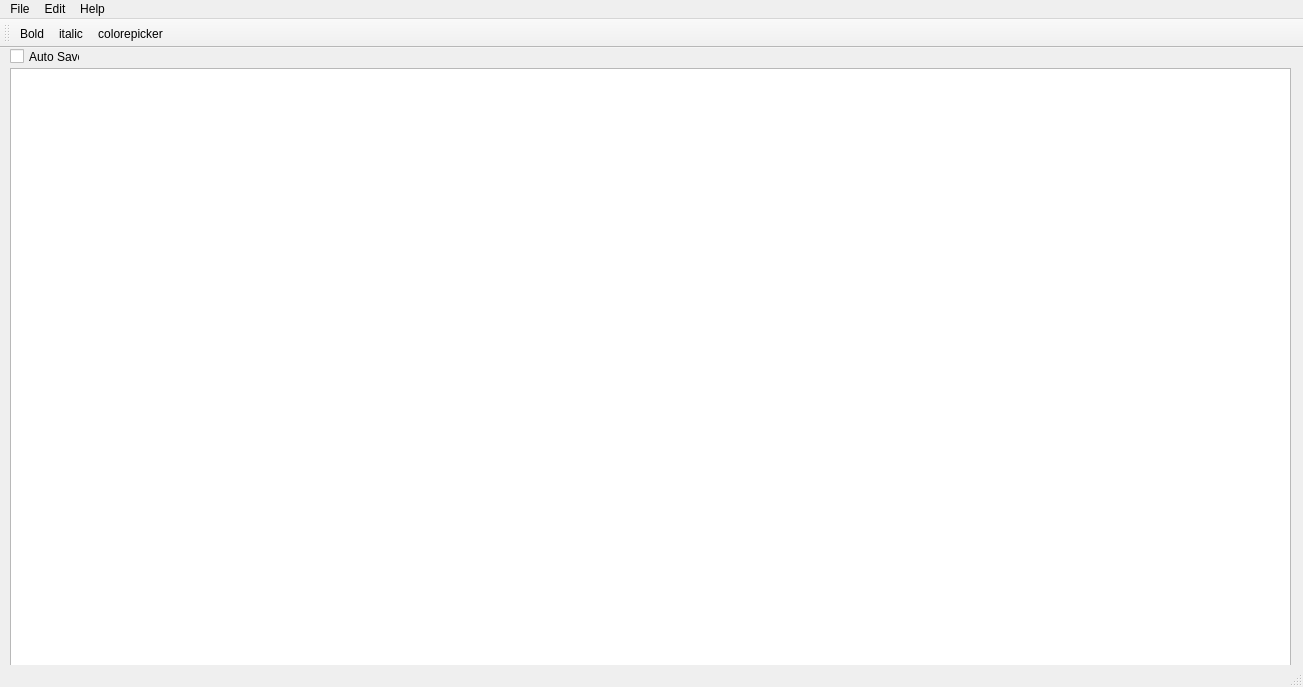
Before: the Qt Designer form src/superText/ui/windows.ui in R-G-X-U-4/super_text, drawn with Qt 5.
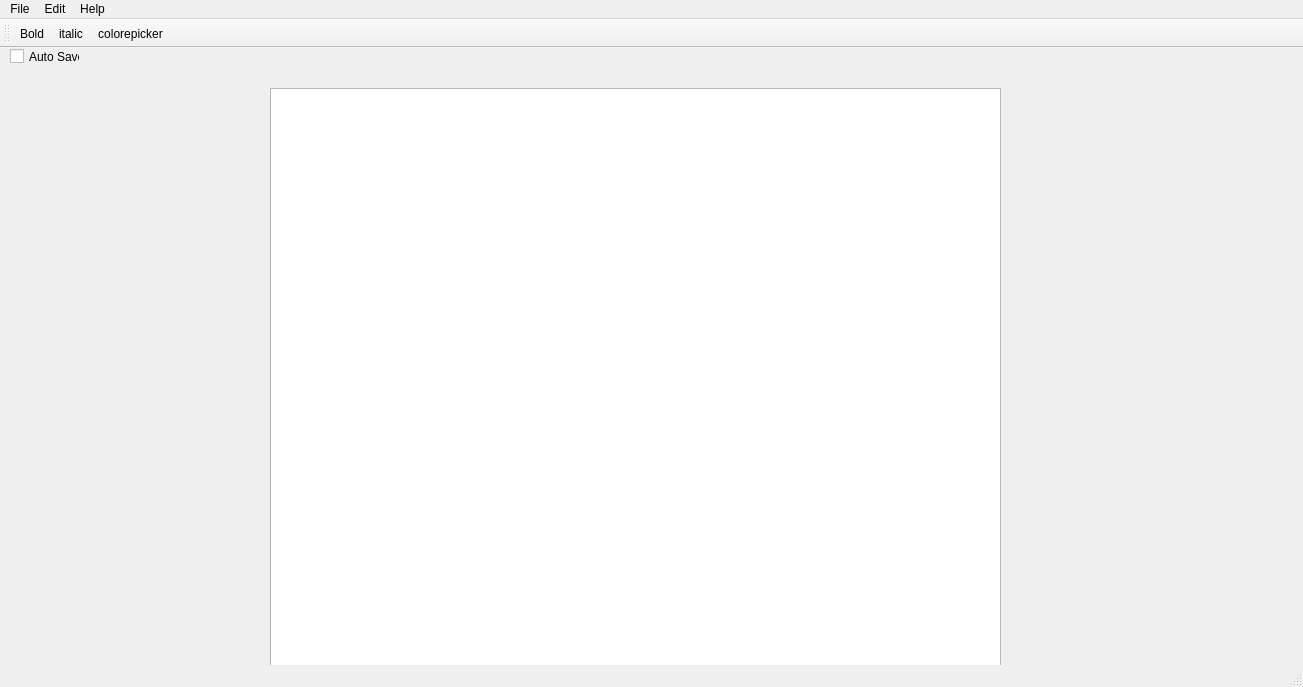
After: the same form once the commit is applied. Icons and pictures are not drawn.

```diff
--- a/src/superText/ui/windows.ui
+++ b/src/superText/ui/windows.ui
@@ -17,10 +17,10 @@
    <widget class="QTextEdit" name="textEdit">
     <property name="geometry">
      <rect>
-      <x>10</x>
-      <y>20</y>
-      <width>1281</width>
-      <height>631</height>
+      <x>270</x>
+      <y>40</y>
+      <width>731</width>
+      <height>611</height>
      </rect>
     </property>
    </widget>
```
